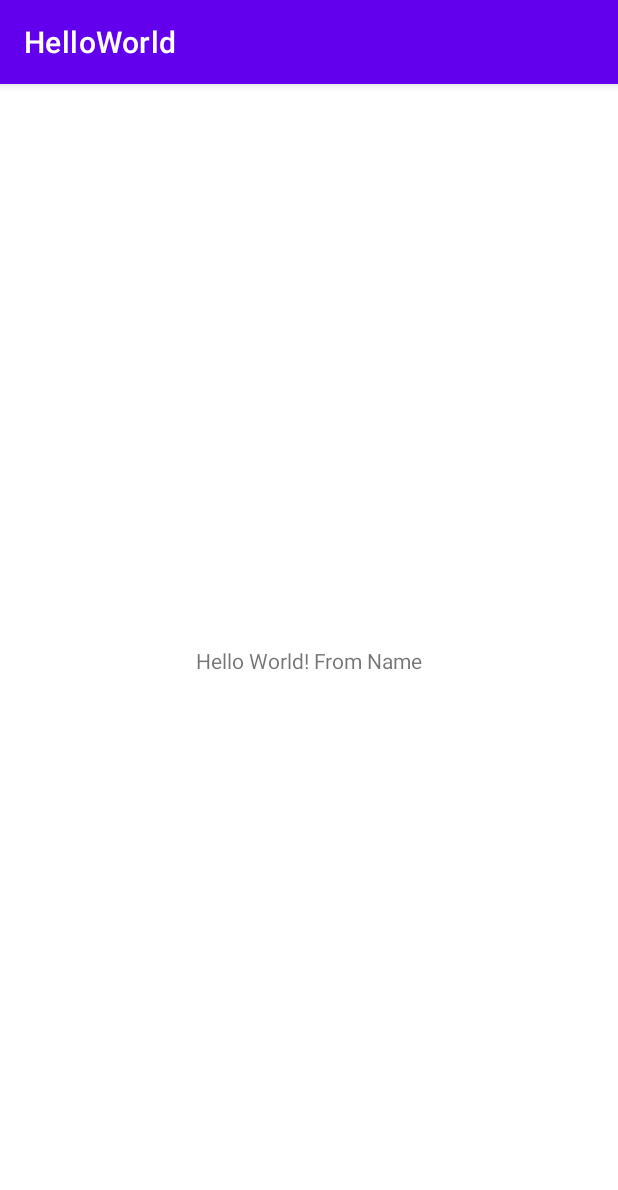
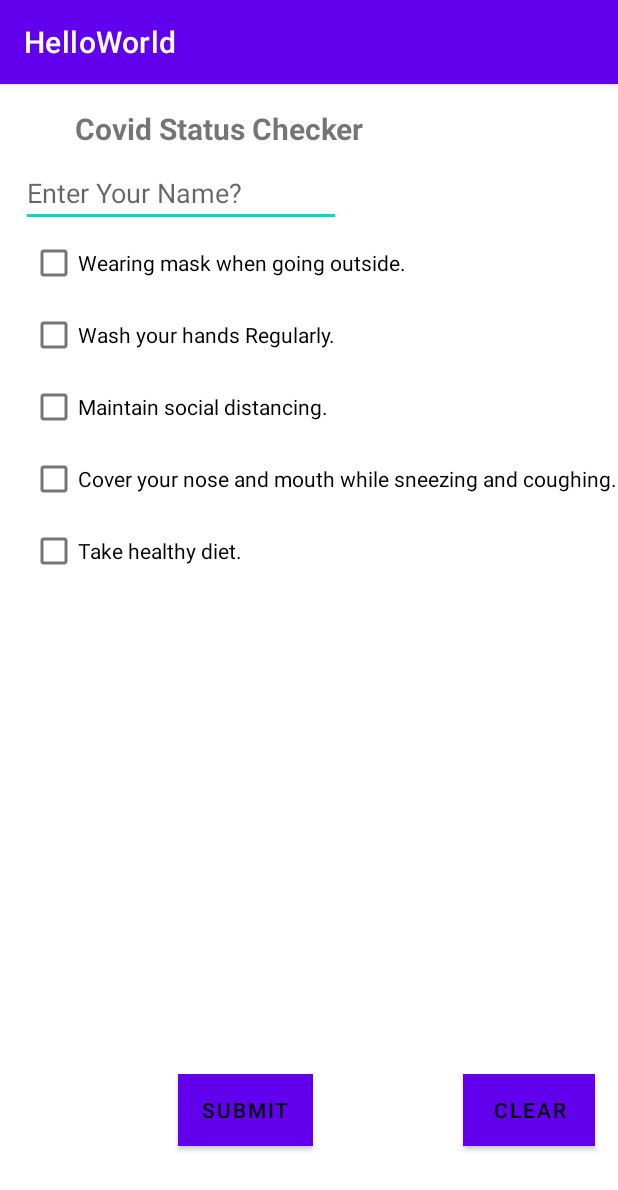
Before and after one commit to Mobile-Computing-Winter-2021/assignment0-prerna1124, an Android app: the screen it shows after launch (MainActivity), on a phone screen of 412 x 824 dp. Shown: the top 1190 px of the screen. Run offline under Robolectric (Android 15) with nearby library versions, the phone set to English and light mode, and no system bars.

Commit message:
Update activity_main.xml

```diff
--- a/app/src/main/res/layout/activity_main.xml
+++ b/app/src/main/res/layout/activity_main.xml
@@ -6,13 +6,120 @@
     android:layout_height="match_parent"
     tools:context=".MainActivity">
 
-    <TextView
+    <EditText
+        android:id="@+id/textViewId"
         android:layout_width="wrap_content"
         android:layout_height="wrap_content"
-        android:text="@string/greeting_text"
-        app:layout_constraintBottom_toBottomOf="parent"
-        app:layout_constraintLeft_toLeftOf="parent"
-        app:layout_constraintRight_toRightOf="parent"
+        android:layout_marginStart="14dp"
+        android:layout_marginLeft="14dp"
+        android:layout_marginTop="50dp"
+        android:ems="10"
+        android:hint="Enter Your Name?"
+        android:inputType="textPersonName"
+        app:layout_constraintStart_toStartOf="parent"
         app:layout_constraintTop_toTopOf="parent" />
 
+    <CheckBox
+        android:id="@+id/cb1"
+        android:layout_width="wrap_content"
+        android:layout_height="wrap_content"
+        android:layout_marginStart="20dp"
+        android:layout_marginLeft="20dp"
+        android:text="Wearing mask when going outside."
+        app:layout_constraintStart_toStartOf="parent"
+        app:layout_constraintTop_toBottomOf="@+id/textViewId" />
+
+    <CheckBox
+        android:id="@+id/cb2"
+        android:layout_width="wrap_content"
+        android:layout_height="wrap_content"
+        android:layout_marginStart="20dp"
+        android:layout_marginLeft="20dp"
+        android:text="Wash your hands Regularly."
+        app:layout_constraintStart_toStartOf="parent"
+        app:layout_constraintTop_toBottomOf="@+id/cb1" />
+
+    <CheckBox
+        android:id="@+id/cb3"
+        android:layout_width="wrap_content"
+        android:layout_height="wrap_content"
+        android:layout_marginStart="20dp"
+        android:layout_marginLeft="20dp"
+        android:text="Maintain social distancing."
+        app:layout_constraintStart_toStartOf="parent"
+        app:layout_constraintTop_toBottomOf="@+id/cb2" />
+
+
+    <CheckBox
+        android:id="@+id/cb4"
+        android:layout_width="wrap_content"
+        android:layout_height="wrap_content"
+        android:layout_marginStart="20dp"
+        android:layout_marginLeft="20dp"
+        android:text="Cover your nose and mouth while sneezing and coughing."
+        app:layout_constraintStart_toStartOf="parent"
+        app:layout_constraintTop_toBottomOf="@+id/cb3" />
+
+    <CheckBox
+        android:id="@+id/cb5"
+        android:layout_width="wrap_content"
+        android:layout_height="wrap_content"
+        android:layout_marginStart="20dp"
+        android:layout_marginLeft="20dp"
+        android:text="Take healthy diet."
+        app:layout_constraintStart_toStartOf="parent"
+        app:layout_constraintTop_toBottomOf="@+id/cb4" />
+
+    <Button
+        android:id="@+id/submit"
+        android:layout_width="wrap_content"
+        android:layout_height="wrap_content"
+        android:layout_marginEnd="100dp"
+        android:layout_marginRight="100dp"
+        android:layout_marginBottom="60dp"
+        android:background="@android:color/white"
+        android:text="Submit"
+        android:textColor="@android:color/black"
+        app:layout_constraintBottom_toBottomOf="parent"
+        app:layout_constraintEnd_toStartOf="@+id/clear" />
+
+    <Button
+        android:id="@+id/clear"
+        android:layout_width="wrap_content"
+        android:layout_height="wrap_content"
+        android:layout_marginEnd="15dp"
+        android:layout_marginRight="15dp"
+        android:layout_marginBottom="60dp"
+        android:text="Clear"
+        android:background="@android:color/white"
+        android:textColor="@android:color/black"
+        app:layout_constraintBottom_toBottomOf="parent"
+        app:layout_constraintEnd_toEndOf="parent" />
+
+    <TextView
+        android:id="@+id/returnTextView"
+        android:layout_width="wrap_content"
+        android:layout_height="wrap_content"
+        android:layout_marginTop="50dp"
+        android:layout_marginEnd="15dp"
+        android:layout_marginRight="15dp"
+
+        android:textSize="20sp"
+        app:layout_constraintEnd_toEndOf="parent"
+        app:layout_constraintTop_toTopOf="parent" />
+
+    <TextView
+        android:id="@+id/textView3"
+        android:layout_width="wrap_content"
+        android:layout_height="wrap_content"
+        android:layout_marginStart="50dp"
+        android:layout_marginLeft="50dp"
+        android:layout_marginTop="16dp"
+        android:text="Covid Status Checker"
+        android:textSize="20dp"
+        android:textStyle="bold"
+        app:layout_constraintStart_toStartOf="parent"
+        app:layout_constraintTop_toTopOf="parent" />
+
+
 </androidx.constraintlayout.widget.ConstraintLayout>
```
